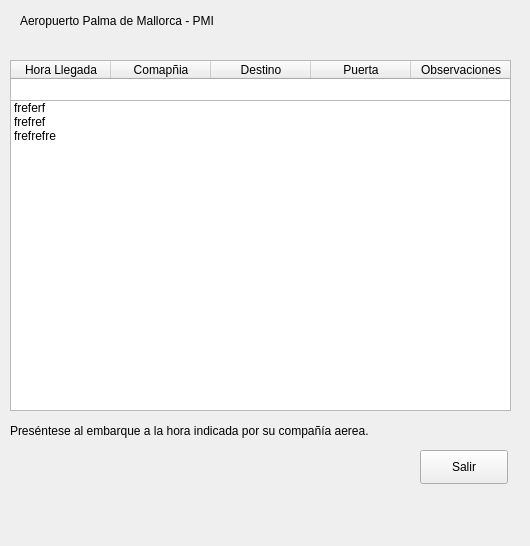
First picture: the form in Tomeu_Widgets/VuelosUI/mainwindow.ui, repository tomeutomasmunoz/ProyectoVuelos, before the edit.
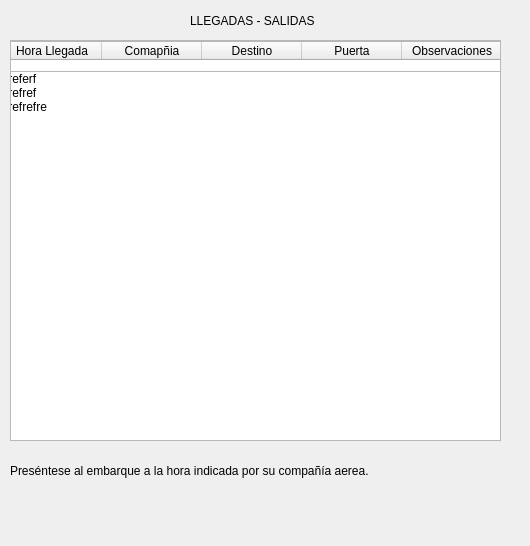
Second picture: the form after the edit.

Commit message: Editamos el qss para darle color al MainWindow

The edit to the form file:
```diff
--- a/Tomeu_Widgets/VuelosUI/mainwindow.ui
+++ b/Tomeu_Widgets/VuelosUI/mainwindow.ui
@@ -17,71 +17,57 @@
    <widget class="QLabel" name="lblNombreAeropuerto">
     <property name="geometry">
      <rect>
-      <x>20</x>
+      <x>190</x>
       <y>10</y>
-      <width>251</width>
+      <width>131</width>
       <height>21</height>
      </rect>
     </property>
     <property name="text">
-     <string>Aeropuerto Palma de Mallorca - PMI</string>
+     <string>LLEGADAS - SALIDAS</string>
     </property>
    </widget>
-   <widget class="QTableWidget" name="tableWidget">
-    <property name="geometry">
-     <rect>
-      <x>10</x>
-      <y>60</y>
-      <width>501</width>
-      <height>351</height>
-     </rect>
-    </property>
-    <column>
-     <property name="text">
-      <string>Hora Llegada</string>
-     </property>
-    </column>
-    <column>
-     <property name="text">
-      <string>Comapñia</string>
-     </property>
-    </column>
-    <column>
-     <property name="text">
-      <string>Destino</string>
-     </property>
-    </column>
-    <column>
-     <property name="text">
-      <string>Puerta</string>
-     </property>
-    </column>
-    <column>
-     <property name="text">
-      <string>Observaciones</string>
-     </property>
-    </column>
-   </widget>
    <widget class="QLabel" name="label_2">
     <property name="geometry">
      <rect>
       <x>10</x>
-      <y>410</y>
-      <width>561</width>
-      <height>41</height>
+      <y>460</y>
+      <width>411</width>
+      <height>21</height>
      </rect>
     </property>
     <property name="text">
      <string>Preséntese al embarque a la hora indicada por su compañía aerea.</string>
     </property>
    </widget>
+   <widget class="QScrollArea" name="scrollArea">
+    <property name="geometry">
+     <rect>
+      <x>10</x>
+      <y>40</y>
+      <width>491</width>
+      <height>401</height>
+     </rect>
+    </property>
+    <property name="widgetResizable">
+     <bool>true</bool>
+    </property>
+    <widget class="QWidget" name="scrollAreaWidgetContents">
+     <property name="geometry">
+      <rect>
+       <x>0</x>
+       <y>0</y>
+       <width>487</width>
+       <height>397</height>
+      </rect>
+     </property>
    <widget class="QListWidget" name="listWidget">
     <property name="geometry">
      <rect>
-      <x>10</x>
-      <y>100</y>
+        <x>-10</x>
+        <y>30</y>
       <width>501</width>
-      <height>311</height>
+        <height>371</height>
      </rect>
     </property>
     <item>
@@ -100,18 +86,44 @@
      </property>
     </item>
    </widget>
-   <widget class="QPushButton" name="btnSalir">
+     <widget class="QTableWidget" name="myWidget">
     <property name="geometry">
      <rect>
-      <x>420</x>
-      <y>450</y>
-      <width>88</width>
-      <height>34</height>
-     </rect>
-    </property>
+        <x>-10</x>
+        <y>0</y>
+        <width>501</width>
+        <height>401</height>
+       </rect>
+      </property>
+      <column>
     <property name="text">
-     <string>Salir</string>
-    </property>
+        <string>Hora Llegada</string>
+       </property>
+      </column>
+      <column>
+       <property name="text">
+        <string>Comapñia</string>
+       </property>
+      </column>
+      <column>
+       <property name="text">
+        <string>Destino</string>
+       </property>
+      </column>
+      <column>
+       <property name="text">
+        <string>Puerta</string>
+       </property>
+      </column>
+      <column>
+       <property name="text">
+        <string>Observaciones</string>
+       </property>
+      </column>
+     </widget>
+     <zorder>myWidget</zorder>
+     <zorder>listWidget</zorder>
+    </widget>
    </widget>
   </widget>
  </widget>
```
Left out of the diff: 2 changed lines with no effect on the pictures. Lines whose indentation alone changed are shown as unchanged. The commit also changes 2 other files.
